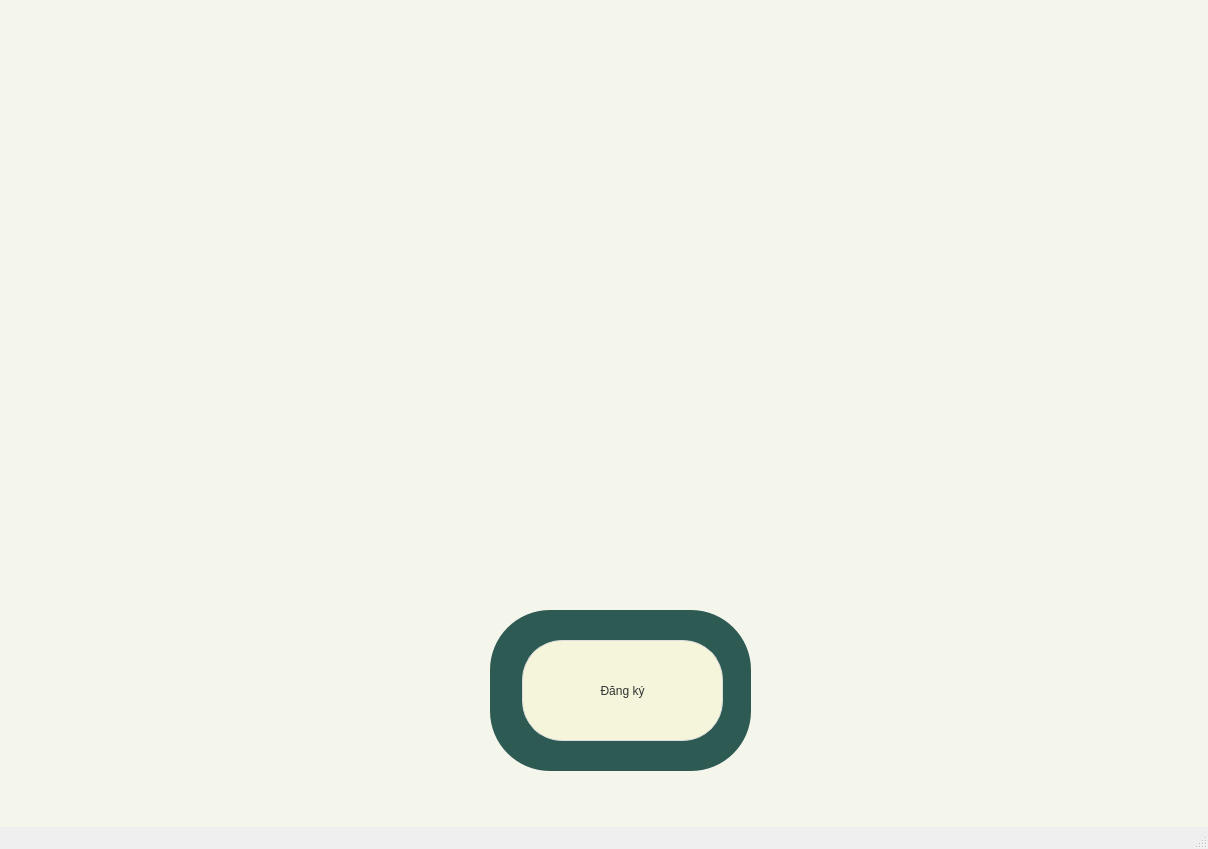
Before: the Qt Designer form ui/noti/NotiMainWindow.ui in nguyenbphan12001-rimzy/Do-an-cuoi-ki-Nhom8_KTLT, drawn with Qt 5.
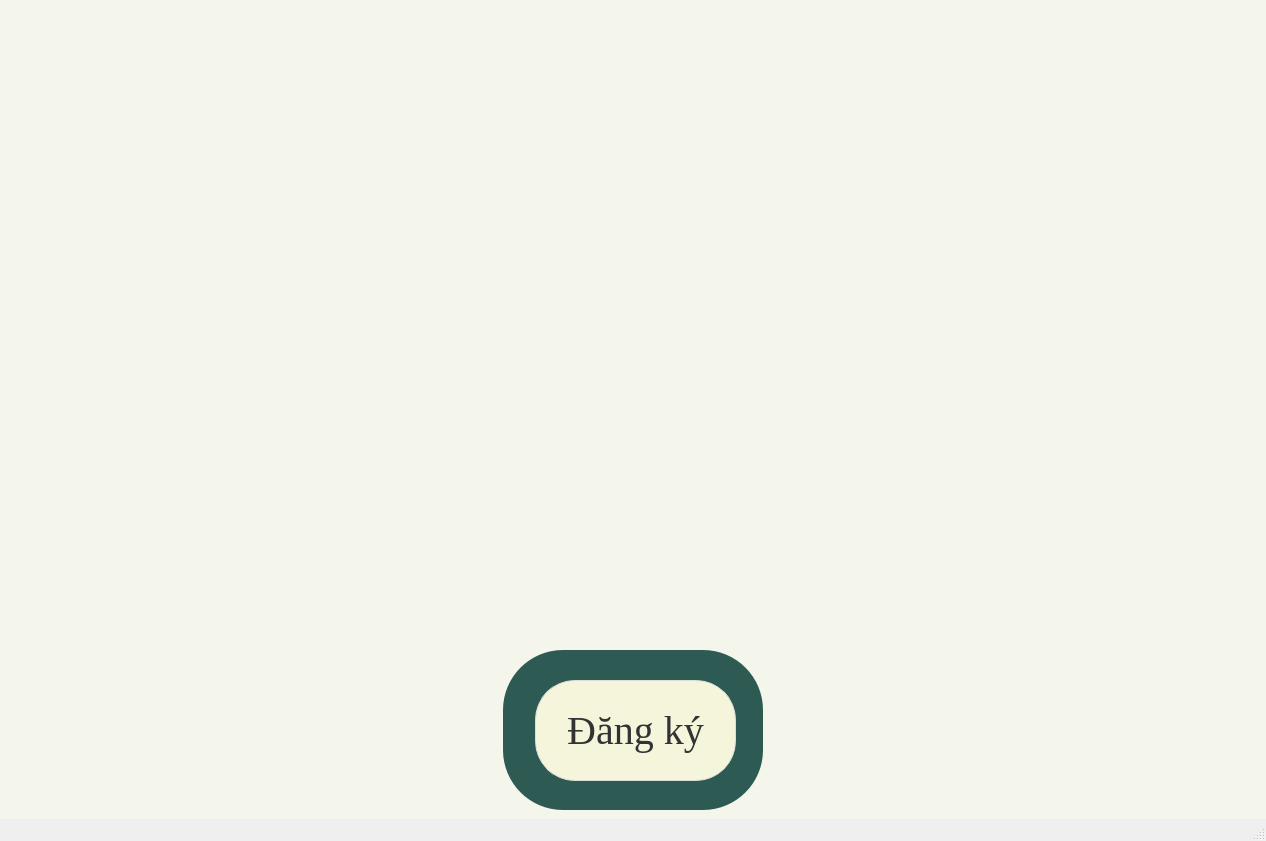
After: the same form once the commit is applied. Icons and pictures are not drawn.

Diff of the .ui file:
```diff
--- a/ui/noti/NotiMainWindow.ui
+++ b/ui/noti/NotiMainWindow.ui
@@ -6,8 +6,8 @@
    <rect>
     <x>0</x>
     <y>0</y>
-    <width>1208</width>
-    <height>849</height>
+    <width>1266</width>
+    <height>841</height>
    </rect>
   </property>
   <property name="windowTitle">
@@ -21,14 +21,29 @@
 }</string>
   </property>
   <widget class="QWidget" name="centralwidget">
+   <layout class="QGridLayout" name="gridLayout">
+    <item row="2" column="0">
+     <layout class="QHBoxLayout" name="horizontalLayout">
+      <item>
+       <spacer name="horizontalSpacer">
+        <property name="orientation">
+         <enum>Qt::Horizontal</enum>
+        </property>
+        <property name="sizeHint" stdset="0">
+         <size>
+          <width>40</width>
+          <height>20</height>
+         </size>
+        </property>
+       </spacer>
+      </item>
+      <item>
    <widget class="QFrame" name="frame">
-    <property name="geometry">
-     <rect>
-      <x>490</x>
-      <y>610</y>
-      <width>261</width>
-      <height>161</height>
-     </rect>
+        <property name="minimumSize">
+         <size>
+          <width>260</width>
+          <height>160</height>
+         </size>
     </property>
     <property name="styleSheet">
      <string notr="true">QFrame {
@@ -53,7 +68,13 @@
      </property>
      <property name="font">
       <font>
-       <family>Segoe UI</family>
+           <family>Times New Roman</family>
+           <pointsize>30</pointsize>
+           <weight>50</weight>
+           <bold>false</bold>
+           <underline>false</underline>
+           <strikeout>false</strikeout>
+           <kerning>false</kerning>
       </font>
      </property>
      <property name="styleSheet">
@@ -88,6 +109,39 @@
      </property>
     </widget>
    </widget>
+      </item>
+      <item>
+       <spacer name="horizontalSpacer_2">
+        <property name="orientation">
+         <enum>Qt::Horizontal</enum>
+        </property>
+        <property name="sizeHint" stdset="0">
+         <size>
+          <width>40</width>
+          <height>20</height>
+         </size>
+        </property>
+       </spacer>
+      </item>
+     </layout>
+    </item>
+    <item row="0" column="0">
+     <layout class="QVBoxLayout" name="verticalLayout"/>
+    </item>
+    <item row="1" column="0">
+     <spacer name="verticalSpacer">
+      <property name="orientation">
+       <enum>Qt::Vertical</enum>
+      </property>
+      <property name="sizeHint" stdset="0">
+       <size>
+        <width>20</width>
+        <height>40</height>
+       </size>
+      </property>
+     </spacer>
+    </item>
+   </layout>
   </widget>
   <widget class="QMenuBar" name="menubar">
    <property name="geometry">
```
Left out of the diff: 4 changed lines with no effect on the pictures. Lines whose indentation alone changed are shown as unchanged.
